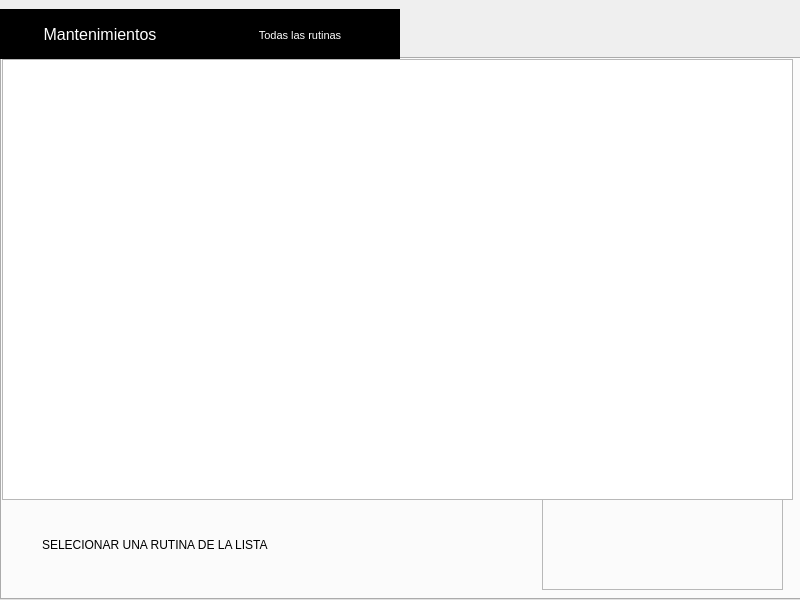
razulued/qt_application, file asa_application/bitacora.ui: the form before one commit.
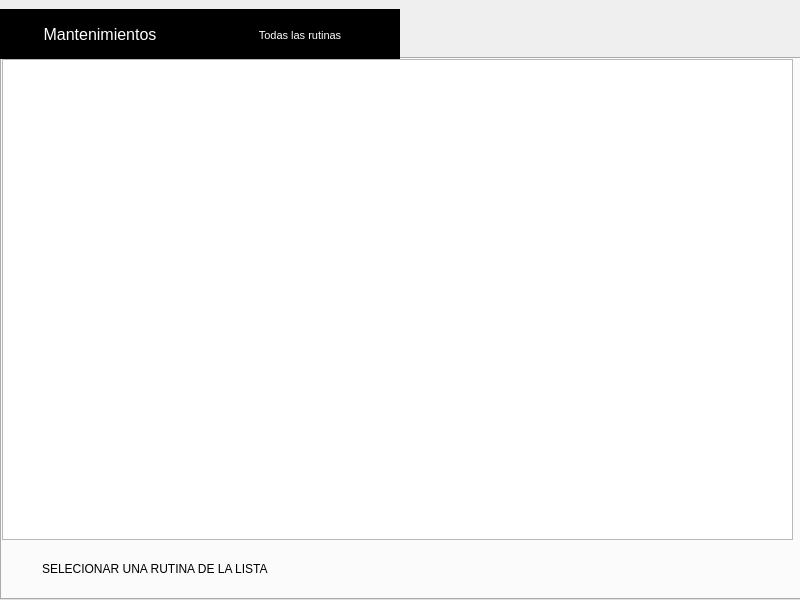
The form after the commit. Icons and pictures are not drawn.

Diff of the .ui file:
```diff
--- a/asa_application/bitacora.ui
+++ b/asa_application/bitacora.ui
@@ -85,7 +85,7 @@
        <x>0</x>
        <y>0</y>
        <width>791</width>
-       <height>441</height>
+       <height>481</height>
       </rect>
      </property>
     </widget>
@@ -93,7 +93,7 @@
      <property name="geometry">
       <rect>
        <x>40</x>
-       <y>460</y>
+       <y>484</y>
        <width>291</width>
        <height>51</height>
       </rect>
@@ -108,9 +108,9 @@
     <widget class="QLabel" name="label_horas">
      <property name="geometry">
       <rect>
-       <x>456</x>
-       <y>492</y>
-       <width>48</width>
+       <x>414</x>
+       <y>502</y>
+       <width>120</width>
        <height>18</height>
       </rect>
      </property>
@@ -121,9 +121,9 @@
     <widget class="QPushButton" name="key_Reschedule">
      <property name="geometry">
       <rect>
-       <x>450</x>
-       <y>482</y>
-       <width>81</width>
+       <x>410</x>
+       <y>492</y>
+       <width>151</width>
        <height>41</height>
       </rect>
      </property>
@@ -155,8 +155,8 @@
     <widget class="QPushButton" name="key_OK">
      <property name="geometry">
       <rect>
-       <x>450</x>
-       <y>440</y>
+       <x>580</x>
+       <y>490</y>
        <width>81</width>
        <height>41</height>
       </rect>
@@ -186,397 +186,6 @@
       <bool>false</bool>
      </property>
     </widget>
-    <widget class="QFrame" name="frame">
-     <property name="geometry">
-      <rect>
-       <x>540</x>
-       <y>440</y>
-       <width>241</width>
-       <height>91</height>
-      </rect>
-     </property>
-     <property name="frameShape">
-      <enum>QFrame::StyledPanel</enum>
-     </property>
-     <property name="frameShadow">
-      <enum>QFrame::Raised</enum>
-     </property>
-     <widget class="QPushButton" name="key_1">
-      <property name="geometry">
-       <rect>
-        <x>40</x>
-        <y>0</y>
-        <width>41</width>
-        <height>41</height>
-       </rect>
-      </property>
-      <property name="focusPolicy">
-       <enum>Qt::NoFocus</enum>
-      </property>
-      <property name="styleSheet">
-       <string notr="true">#key_1{ 
-background-image: url(:/texto/screen800x600/texto/Teclado 1.1/1 azul.png);
-border: none;
-background-repeat: none;
-background-position: center;
-}
-
-#key_1::pressed{ 
-background-image: url(:/texto/screen800x600/texto/Teclado 1.1/1 blanco.png);
-border: none;
-background-repeat: none;
-background-position: center;
-}</string>
-      </property>
-      <property name="text">
-       <string/>
-      </property>
-      <property name="checkable">
-       <bool>false</bool>
-      </property>
-     </widget>
-     <widget class="QPushButton" name="key_2">
-      <property name="geometry">
-       <rect>
-        <x>80</x>
-        <y>0</y>
-        <width>41</width>
-        <height>41</height>
-       </rect>
-      </property>
-      <property name="focusPolicy">
-       <enum>Qt::NoFocus</enum>
-      </property>
-      <property name="styleSheet">
-       <string notr="true">#key_2{ 
-background-image: url(:/texto/screen800x600/texto/Teclado 1.1/2 azul.png);
-border: none;
-background-repeat: none;
-background-position: center;
-}
-
-#key_2::pressed{ 
-background-image: url(:/texto/screen800x600/texto/Teclado 1.1/2 blanco.png);
-border: none;
-background-repeat: none;
-background-position: center;
-}</string>
-      </property>
-      <property name="text">
-       <string/>
-      </property>
-      <property name="checkable">
-       <bool>false</bool>
-      </property>
-     </widget>
-     <widget class="QPushButton" name="key_3">
-      <property name="geometry">
-       <rect>
-        <x>120</x>
-        <y>0</y>
-        <width>41</width>
-        <height>41</height>
-       </rect>
-      </property>
-      <property name="focusPolicy">
-       <enum>Qt::NoFocus</enum>
-      </property>
-      <property name="styleSheet">
-       <string notr="true">#key_3{ 
-background-image: url(:/texto/screen800x600/texto/Teclado 1.1/3 azul.png);
-border: none;
-background-repeat: none;
-background-position: center;
-}
-
-#key_3::pressed{ 
-background-image: url(:/texto/screen800x600/texto/Teclado 1.1/3 blanco.png);
-border: none;
-background-repeat: none;
-background-position: center;
-}</string>
-      </property>
-      <property name="text">
-       <string/>
-      </property>
-      <property name="checkable">
-       <bool>false</bool>
-      </property>
-     </widget>
-     <widget class="QPushButton" name="key_4">
-      <property name="geometry">
-       <rect>
-        <x>160</x>
-        <y>0</y>
-        <width>41</width>
-        <height>41</height>
-       </rect>
-      </property>
-      <property name="focusPolicy">
-       <enum>Qt::NoFocus</enum>
-      </property>
-      <property name="styleSheet">
-       <string notr="true">#key_4{ 
-background-image: url(:/texto/screen800x600/texto/Teclado 1.1/4 azul.png);
-border: none;
-background-repeat: none;
-background-position: center;
-}
-
-#key_4::pressed{ 
-background-image: url(:/texto/screen800x600/texto/Teclado 1.1/4 blanco.png);
-border: none;
-background-repeat: none;
-background-position: center;
-}</string>
-      </property>
-      <property name="text">
-       <string/>
-      </property>
-      <property name="checkable">
-       <bool>false</bool>
-      </property>
-     </widget>
-     <widget class="QPushButton" name="key_5">
-      <property name="geometry">
-       <rect>
-        <x>200</x>
-        <y>0</y>
-        <width>41</width>
-        <height>41</height>
-       </rect>
-      </property>
-      <property name="focusPolicy">
-       <enum>Qt::NoFocus</enum>
-      </property>
-      <property name="styleSheet">
-       <string notr="true">#key_5{ 
-background-image: url(:/texto/screen800x600/texto/Teclado 1.1/5 azul.png);
-border: none;
-background-repeat: none;
-background-position: center;
-}
-
-#key_5::pressed{ 
-background-image: url(:/texto/screen800x600/texto/Teclado 1.1/5 blanco.png);
-border: none;
-background-repeat: none;
-background-position: center;
-}</string>
-      </property>
-      <property name="text">
-       <string/>
-      </property>
-      <property name="checkable">
-       <bool>false</bool>
-      </property>
-     </widget>
-     <widget class="QPushButton" name="key_7">
-      <property name="geometry">
-       <rect>
-        <x>40</x>
-        <y>40</y>
-        <width>41</width>
-        <height>41</height>
-       </rect>
-      </property>
-      <property name="focusPolicy">
-       <enum>Qt::NoFocus</enum>
-      </property>
-      <property name="styleSheet">
-       <string notr="true">#key_7{ 
-background-image: url(:/texto/screen800x600/texto/Teclado 1.1/7 azul.png);
-border: none;
-background-repeat: none;
-background-position: center;
-}
-
-#key_7::pressed{ 
-background-image: url(:/texto/screen800x600/texto/Teclado 1.1/7 blanco.png);
-border: none;
-background-repeat: none;
-background-position: center;
-}</string>
-      </property>
-      <property name="text">
-       <string/>
-      </property>
-      <property name="checkable">
-       <bool>false</bool>
-      </property>
-     </widget>
-     <widget class="QPushButton" name="key_8">
-      <property name="geometry">
-       <rect>
-        <x>80</x>
-        <y>40</y>
-        <width>41</width>
-        <height>41</height>
-       </rect>
-      </property>
-      <property name="focusPolicy">
-       <enum>Qt::NoFocus</enum>
-      </property>
-      <property name="styleSheet">
-       <string notr="true">#key_8{ 
-background-image: url(:/texto/screen800x600/texto/Teclado 1.1/8 azul.png);
-border: none;
-background-repeat: none;
-background-position: center;
-}
-
-#key_8::pressed{ 
-background-image: url(:/texto/screen800x600/texto/Teclado 1.1/8 blanco.png);
-border: none;
-background-repeat: none;
-background-position: center;
-}</string>
-      </property>
-      <property name="text">
-       <string/>
-      </property>
-      <property name="checkable">
-       <bool>false</bool>
-      </property>
-     </widget>
-     <widget class="QPushButton" name="key_9">
-      <property name="geometry">
-       <rect>
-        <x>120</x>
-        <y>40</y>
-        <width>41</width>
-        <height>41</height>
-       </rect>
-      </property>
-      <property name="focusPolicy">
-       <enum>Qt::NoFocus</enum>
-      </property>
-      <property name="styleSheet">
-       <string notr="true">#key_9{ 
-background-image: url(:/texto/screen800x600/texto/Teclado 1.1/9 azul.png);
-border: none;
-background-repeat: none;
-background-position: center;
-}
-
-#key_9::pressed{ 
-background-image: url(:/texto/screen800x600/texto/Teclado 1.1/9 blanco.png);
-border: none;
-background-repeat: none;
-background-position: center;
-}</string>
-      </property>
-      <property name="text">
-       <string/>
-      </property>
-      <property name="checkable">
-       <bool>false</bool>
-      </property>
-     </widget>
-     <widget class="QPushButton" name="key_0">
-      <property name="geometry">
-       <rect>
-        <x>0</x>
-        <y>0</y>
-        <width>41</width>
-        <height>41</height>
-       </rect>
-      </property>
-      <property name="focusPolicy">
-       <enum>Qt::NoFocus</enum>
-      </property>
-      <property name="styleSheet">
-       <string notr="true">#key_0{ 
-background-image: url(:/texto/screen800x600/texto/Teclado 1.1/0 azul.png);
-border: none;
-background-repeat: none;
-background-position: center;
-}
-
-#key_0::pressed{ 
-background-image: url(:/texto/screen800x600/texto/Teclado 1.1/0 blanco.png);
-border: none;
-background-repeat: none;
-background-position: center;
-}</string>
-      </property>
-      <property name="text">
-       <string/>
-      </property>
-      <property name="checkable">
-       <bool>false</bool>
-      </property>
-     </widget>
-     <widget class="QPushButton" name="key_6">
-      <property name="geometry">
-       <rect>
-        <x>0</x>
-        <y>40</y>
-        <width>41</width>
-        <height>41</height>
-       </rect>
-      </property>
-      <property name="focusPolicy">
-       <enum>Qt::NoFocus</enum>
-      </property>
-      <property name="styleSheet">
-       <string notr="true">#key_6{ 
-background-image: url(:/texto/screen800x600/texto/Teclado 1.1/6 azul.png);
-border: none;
-background-repeat: none;
-background-position: center;
-}
-
-#key_6::pressed{ 
-background-image: url(:/texto/screen800x600/texto/Teclado 1.1/6 blanco.png);
-border: none;
-background-repeat: none;
-background-position: center;
-}</string>
-      </property>
-      <property name="text">
-       <string/>
-      </property>
-      <property name="checkable">
-       <bool>false</bool>
-      </property>
-     </widget>
-     <widget class="QPushButton" name="key_back">
-      <property name="geometry">
-       <rect>
-        <x>180</x>
-        <y>40</y>
-        <width>61</width>
-        <height>41</height>
-       </rect>
-      </property>
-      <property name="focusPolicy">
-       <enum>Qt::NoFocus</enum>
-      </property>
-      <property name="styleSheet">
-       <string notr="true">#key_back{ 
-background-image: url(:/texto/screen800x600/texto/Teclado 1.1/Backspace azul.png);
-border: none;
-background-repeat: none;
-background-position: center;
-
-}
-
-#key_back::pressed{ 
-background-image: url(:/texto/screen800x600/texto/Teclado 1.1/Backspace blanco.png);
-border: none;
-background-repeat: none;
-background-position: center;
-}</string>
-      </property>
-      <property name="text">
-       <string/>
-      </property>
-      <property name="checkable">
-       <bool>false</bool>
-      </property>
-     </widget>
-    </widget>
     <zorder>tableWidget_2</zorder>
     <zorder>label_2</zorder>
     <zorder>key_Reschedule</zorder>
```
Left out of the diff: 3 changed lines with no effect on the pictures.
